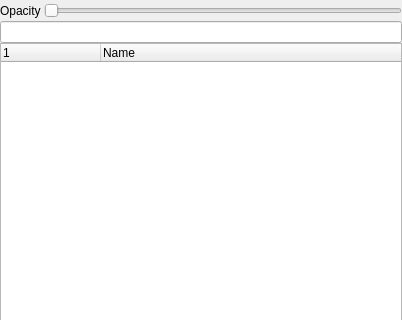
The window that src/qmapshack/gis/IGisWorkspace.ui (Maproom/qmapshack) describes before a commit, drawn with Qt 5; both pictures show x 0 to 402 and y 0 to 320 of the 402 by 500 pixel window.
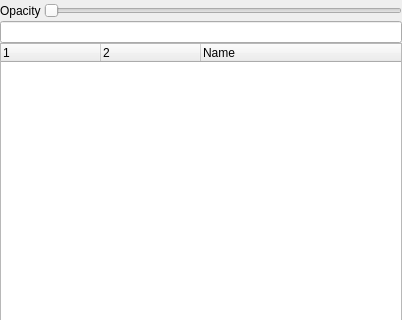
The same window after the commit. Custom widgets are drawn as their Qt base class.

```diff
--- a/src/qmapshack/gis/IGisWorkspace.ui
+++ b/src/qmapshack/gis/IGisWorkspace.ui
@@ -91,6 +91,9 @@
      <property name="indentation">
       <number>14</number>
      </property>
+     <property name="columnCount">
+      <number>3</number>
+     </property>
      <attribute name="headerDefaultSectionSize">
       <number>100</number>
      </attribute>
@@ -99,6 +102,11 @@
        <string notr="true"/>
       </property>
      </column>
+     <column>
+      <property name="text">
+       <string notr="true"/>
+      </property>
+     </column>
      <column>
       <property name="text">
        <string>Name</string>
```
